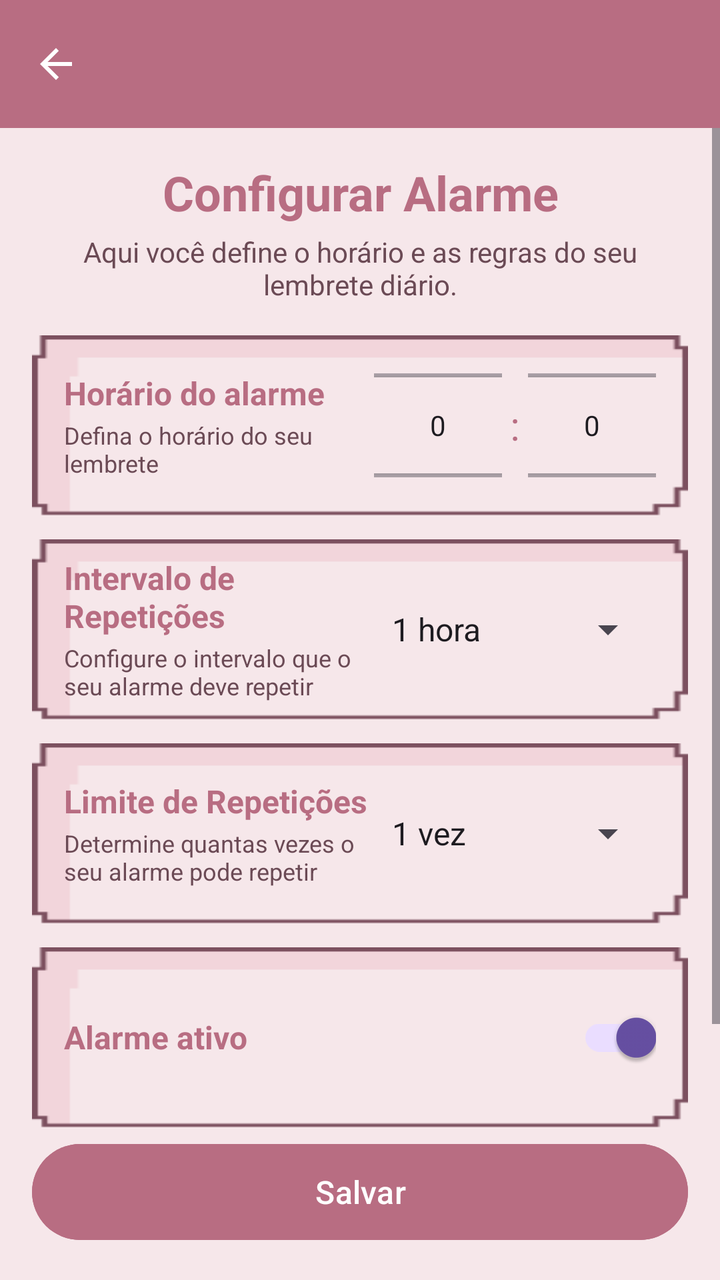
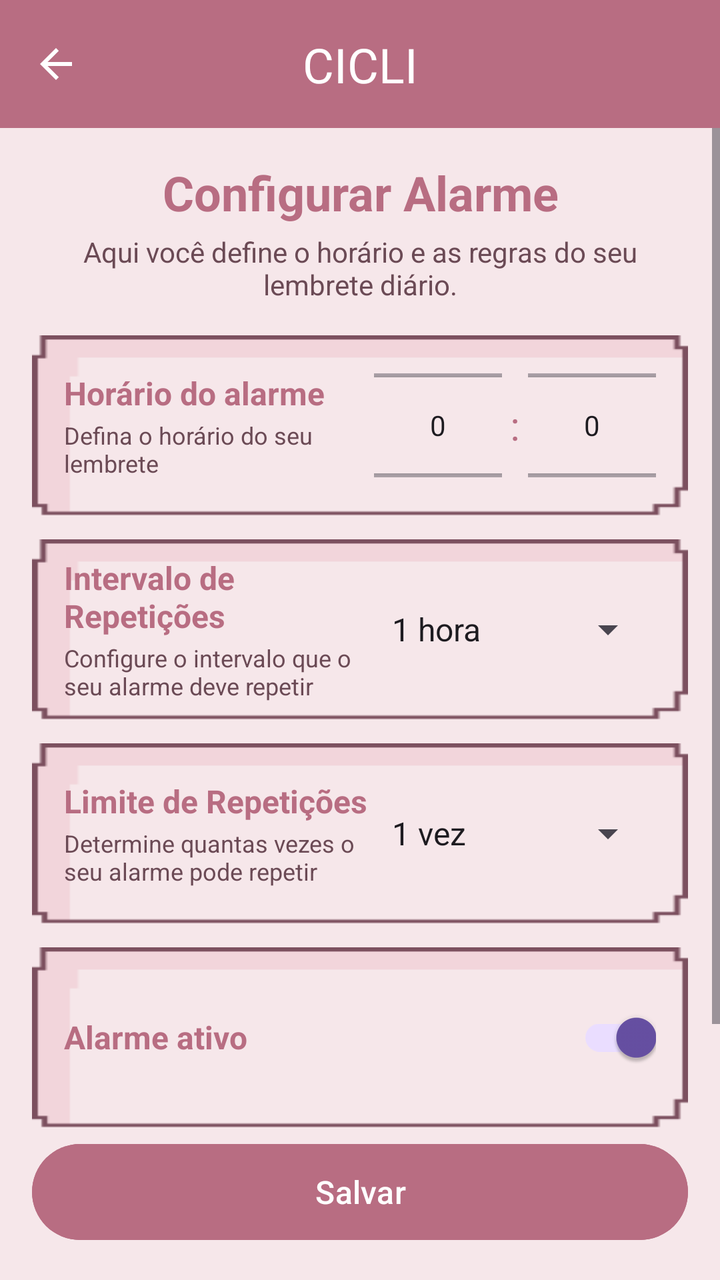

Compare the two renders of this Android layout. The source of the first and the diff that turns it into the second are given below.
<!-- AndroidManifest.xml: application theme Theme.AplicativoCicli -->
<!-- res/layout/alarme.xml -->
<?xml version="1.0" encoding="utf-8"?>
<androidx.constraintlayout.widget.ConstraintLayout
    xmlns:android="http://schemas.android.com/apk/res/android"
    xmlns:app="http://schemas.android.com/apk/res-auto"
    xmlns:tools="http://schemas.android.com/tools"
    android:id="@+id/main"
    android:layout_width="match_parent"
    android:layout_height="match_parent"
    android:background="#F6E7EA"
    android:fitsSystemWindows="true"
    tools:context=".alarme">

    <androidx.appcompat.widget.Toolbar
        android:id="@+id/toolbar"
        android:layout_width="0dp"
        android:layout_height="?attr/actionBarSize"
        android:background="#B86D82"
        android:theme="@style/ThemeOverlay.AppCompat.Dark.ActionBar"
        app:navigationIcon="?attr/homeAsUpIndicator"
        app:layout_constraintTop_toTopOf="parent"
        app:layout_constraintStart_toStartOf="parent"
        app:layout_constraintEnd_toEndOf="parent" />


    <ScrollView
        android:id="@+id/scroll"
        android:layout_width="0dp"
        android:layout_height="0dp"
        android:fillViewport="true"
        app:layout_constraintTop_toBottomOf="@id/toolbar"
        app:layout_constraintBottom_toTopOf="@id/btnSalvar"
        app:layout_constraintStart_toStartOf="parent"
        app:layout_constraintEnd_toEndOf="parent">

        <LinearLayout
            android:layout_width="match_parent"
            android:layout_height="wrap_content"
            android:orientation="vertical"
            android:padding="16dp">

            <TextView
                android:layout_width="match_parent"
                android:layout_height="wrap_content"
                android:text="Configurar Alarme"
                android:textSize="24sp"
                android:textStyle="bold"
                android:textColor="#B86D82"
                android:gravity="center" />

            <TextView
                android:layout_width="match_parent"
                android:layout_height="wrap_content"
                android:layout_marginTop="4dp"
                android:text="Aqui você define o horário e as regras do seu lembrete diário."
                android:textColor="#6B4A55"
                android:gravity="center" />

            
            <LinearLayout
                android:layout_width="match_parent"
                android:layout_height="90dp"
                android:layout_marginTop="16dp"
                android:background="@drawable/card_alarme"
                android:gravity="center_vertical"
                android:orientation="horizontal"
                android:paddingHorizontal="16dp">

                <LinearLayout
                    android:layout_width="0dp"
                    android:layout_height="wrap_content"
                    android:layout_weight="1"
                    android:orientation="vertical">

                    <TextView
                        android:layout_width="wrap_content"
                        android:layout_height="wrap_content"
                        android:text="Horário do alarme"
                        android:textColor="#B86D82"
                        android:textSize="16sp"
                        android:textStyle="bold" />

                    <TextView
                        android:id="@+id/textView"
                        android:layout_width="wrap_content"
                        android:layout_height="wrap_content"
                        android:layout_marginTop="2dp"
                        android:text="Defina o horário do seu lembrete"
                        android:textColor="#6B4A55"
                        android:textSize="12sp" />
                </LinearLayout>

                <NumberPicker
                    android:id="@+id/pickerHora"
                    android:layout_width="wrap_content"
                    android:layout_height="76dp" />

                <TextView
                    android:layout_width="wrap_content"
                    android:layout_height="wrap_content"
                    android:layout_marginHorizontal="4dp"
                    android:text=":"
                    android:textColor="#B86D82"
                    android:textSize="20sp" />

                
                <NumberPicker
                    android:id="@+id/pickerMinuto"
                    android:layout_width="wrap_content"
                    android:layout_height="76dp" />

            </LinearLayout>

            

            <LinearLayout
                android:layout_width="match_parent"
                android:layout_height="90dp"
                android:layout_marginTop="12dp"
                android:orientation="horizontal"
                android:gravity="center_vertical"
                android:paddingHorizontal="16dp"
                android:background="@drawable/card_alarme">

                <LinearLayout
                    android:layout_width="0dp"
                    android:layout_height="wrap_content"
                    android:layout_weight="1"
                    android:orientation="vertical">

                    <TextView
                        android:layout_width="wrap_content"
                        android:layout_height="wrap_content"
                        android:text="Intervalo de Repetições"
                        android:textColor="#B86D82"
                        android:textSize="16sp"
                        android:textStyle="bold" />

                    <TextView
                        android:id="@+id/textView"
                        android:layout_width="wrap_content"
                        android:layout_height="wrap_content"
                        android:layout_marginTop="2dp"
                        android:text="Configure o intervalo que o seu alarme deve repetir"
                        android:textColor="#6B4A55"
                        android:textSize="12sp" />
                </LinearLayout>

                <Spinner
                    android:id="@+id/spinnerIntervalo"
                    android:layout_width="140dp"
                    android:layout_height="wrap_content"
                    android:entries="@array/inter_repeticao" />
            </LinearLayout>

            
            <LinearLayout
                android:layout_width="match_parent"
                android:layout_height="90dp"
                android:layout_marginTop="12dp"
                android:orientation="horizontal"
                android:gravity="center_vertical"
                android:paddingHorizontal="16dp"
                android:background="@drawable/card_alarme">

                <LinearLayout
                    android:layout_width="0dp"
                    android:layout_height="wrap_content"
                    android:layout_weight="1"
                    android:orientation="vertical">

                    <TextView
                        android:layout_width="wrap_content"
                        android:layout_height="wrap_content"
                        android:text="Limite de Repetições"
                        android:textColor="#B86D82"
                        android:textSize="16sp"
                        android:textStyle="bold" />

                    <TextView
                        android:id="@+id/textView"
                        android:layout_width="wrap_content"
                        android:layout_height="wrap_content"
                        android:layout_marginTop="2dp"
                        android:text="Determine quantas vezes o seu alarme pode repetir"
                        android:textColor="#6B4A55"
                        android:textSize="12sp" />
                </LinearLayout>

                <Spinner
                    android:id="@+id/spinnerLimite"
                    android:layout_width="140dp"
                    android:layout_height="wrap_content"
                    android:entries="@array/limit_repeticao" />
            </LinearLayout>

            
            <LinearLayout
                android:layout_width="match_parent"
                android:layout_height="90dp"
                android:layout_marginTop="12dp"
                android:orientation="horizontal"
                android:gravity="center_vertical"
                android:paddingHorizontal="16dp"
                android:background="@drawable/card_alarme">

                <TextView
                    android:layout_width="0dp"
                    android:layout_height="wrap_content"
                    android:layout_weight="1"
                    android:text="Alarme ativo"
                    android:textSize="16sp"
                    android:textStyle="bold"
                    android:textColor="#B86D82" />

                <androidx.appcompat.widget.SwitchCompat
                    android:id="@+id/switchAtivo"
                    android:layout_width="wrap_content"
                    android:layout_height="wrap_content"
                    android:checked="true" />
            </LinearLayout>

            <TextView
                android:layout_width="match_parent"
                android:layout_height="wrap_content"
                android:layout_marginTop="16dp"
                android:text="Você pode alterar essas configurações a qualquer momento."
                android:textColor="#6B4A55"
                android:gravity="center" />
        </LinearLayout>
    </ScrollView>

    
    <Button
        android:id="@+id/btnSalvar"
        android:layout_width="0dp"
        android:layout_height="56dp"
        android:layout_margin="16dp"
        android:text="Salvar"
        android:textSize="16sp"
        android:textColor="#FFFFFF"
        android:backgroundTint="#B86D82"
        app:layout_constraintBottom_toBottomOf="parent"
        app:layout_constraintStart_toStartOf="parent"
        app:layout_constraintEnd_toEndOf="parent" />

</androidx.constraintlayout.widget.ConstraintLayout>
<!-- resources referenced by this layout -->
<resources>
  <string-array name="inter_repeticao">
          <item>1 hora</item>
          <item>45 minutos</item>
          <item>30 minutos</item>
          <item>15 minutos</item>
          <item>10 minutos</item>
          <item>5 minutos</item>
          <item>Não repetir o alarme</item>
      </string-array>
  <string-array name="limit_repeticao">
          <item>1 vez</item>
          <item>2 vezes</item>
          <item>3 vezes</item>
          <item>4 vezes</item>
          <item>5 vezes</item>
      </string-array>
  <!-- drawable card_alarme: png bitmap (drawable, 998 bytes) -->
  <style name="Theme.AplicativoCicli" parent="Base.Theme.AplicativoCicli" />
  <style name="Base.Theme.AplicativoCicli" parent="Theme.Material3.DayNight.NoActionBar">
      </style>
</resources>

<!-- the commit's change to res/layout/alarme.xml (unified diff, before → after) -->
@@ -20,6 +20,18 @@
         app:layout_constraintTop_toTopOf="parent"
         app:layout_constraintStart_toStartOf="parent"
         app:layout_constraintEnd_toEndOf="parent" />
+
+    <TextView
+        android:layout_width="wrap_content"
+        android:layout_height="wrap_content"
+        android:fontFamily="@font/silkscreen_bold"
+        android:text="CICLI"
+        android:textColor="#FFFFFF"
+        android:textSize="24sp"
+        app:layout_constraintTop_toTopOf="@id/toolbar"
+        app:layout_constraintBottom_toBottomOf="@id/toolbar"
+        app:layout_constraintStart_toStartOf="@id/toolbar"
+        app:layout_constraintEnd_toEndOf="@id/toolbar" />
 
 
     <ScrollView
